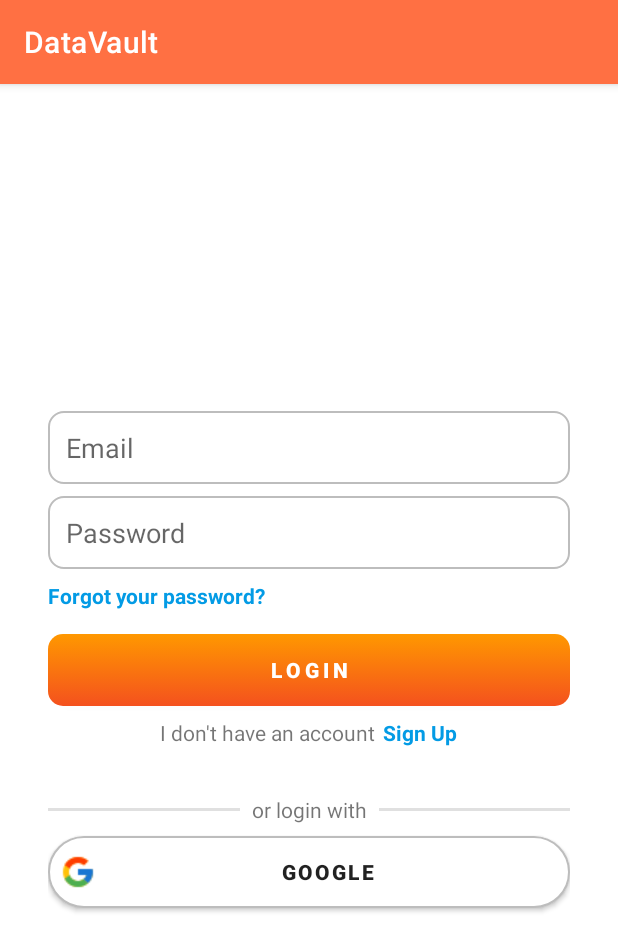
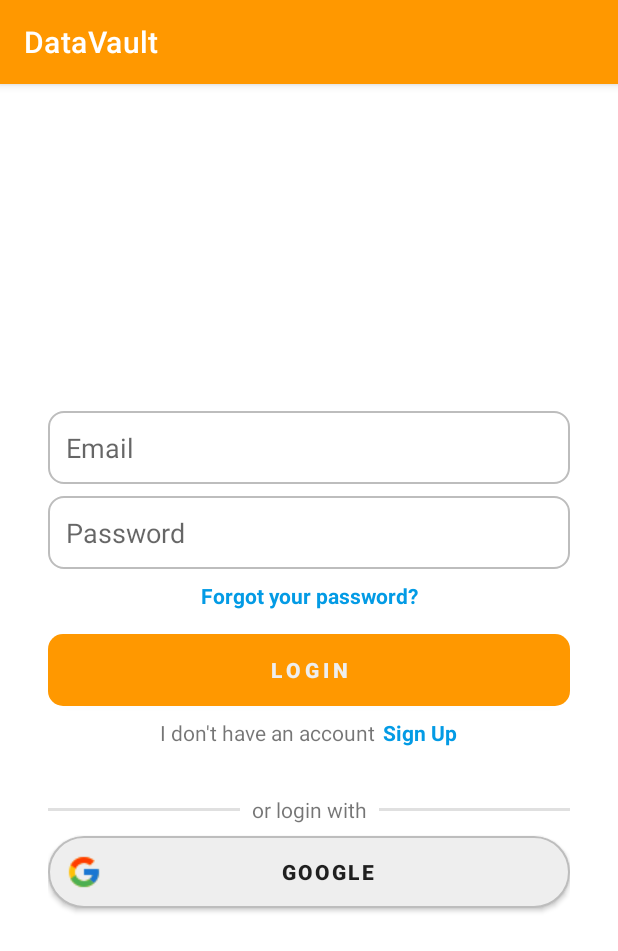
Before and after one commit to johndeweyzxc/DataVault, an Android app: the screen it shows after launch (MainActivity), on a phone screen of 412 x 824 dp. Shown: the top 951 px of the screen. Run offline under Robolectric (Android 15) with nearby library versions, the phone set to English and light mode, and no system bars; our stand-ins replace Firebase (no records; nobody signed in at launch, a user with empty details on screens opened directly).

Commit message:
Configured styles and colors of the app

```diff
--- a/app/build.gradle
+++ b/app/build.gradle
@@ -42,7 +42,7 @@ dependencies {
 
     implementation 'androidx.core:core-ktx:1.9.0'
     implementation 'androidx.appcompat:appcompat:1.5.1'
-    implementation 'com.google.android.material:material:1.7.0'
+    implementation 'com.google.android.material:material:1.8.0-beta01'
     implementation 'androidx.constraintlayout:constraintlayout:2.1.4'
     testImplementation 'junit:junit:4.13.2'
     androidTestImplementation 'androidx.test.ext:junit:1.1.4'
@@ -58,9 +58,6 @@ dependencies {
     implementation 'com.google.android.gms:play-services-auth:20.4.0'
     // Declare the dependency for the Firebase Firestore library
     implementation 'com.google.firebase:firebase-firestore-ktx'
-
-    // Add google material design
-    implementation 'com.google.android.material:material:1.8.0-beta01'
 
     // Add glide dependency for image loading and caching library
     // https://github.com/bumptech/glide
--- a/app/src/main/res/drawable/button_background.xml
+++ b/app/src/main/res/drawable/button_background.xml
@@ -2,11 +2,7 @@
 <selector xmlns:android="http://schemas.android.com/apk/res/android">
     <item>
         <shape android:shape="rectangle">
-            <gradient
-                android:startColor="@color/orange_500"
-                android:endColor="@color/deep_orange_600"
-                android:angle="-135"
-                />
+            <solid android:color="@color/orange_700"  />
             <corners android:radius="10dp" />
         </shape>
     </item>
--- a/app/src/main/res/drawable/login_with_google.xml
+++ b/app/src/main/res/drawable/login_with_google.xml
@@ -2,7 +2,7 @@
 <selector xmlns:android="http://schemas.android.com/apk/res/android">
     <item>
         <shape android:shape="rectangle">
-            <solid android:color="@color/white" />
+            <solid android:color="@color/grey_200" />
             <corners android:radius="55dp" />
             <stroke
                 android:color="@color/grey_400"
--- a/app/src/main/res/layout/activity_content.xml
+++ b/app/src/main/res/layout/activity_content.xml
@@ -17,10 +17,10 @@
             app:layout_constraintBottom_toBottomOf="parent"
             app:layout_constraintEnd_toEndOf="parent"
             app:srcCompat="@drawable/ic_add_icon"
-            app:tint="@color/white"
+            app:tint="@color/grey_200"
             android:layout_marginEnd="25dp"
             android:layout_marginBottom="25dp"
-            android:backgroundTint="@color/deep_orange_600"
+            android:backgroundTint="@color/orange_700"
             android:contentDescription="@string/content_floating_button"
             android:focusable="true" />
 
--- a/app/src/main/res/layout/activity_create_data.xml
+++ b/app/src/main/res/layout/activity_create_data.xml
@@ -68,7 +68,7 @@
         android:layout_height="wrap_content"
         android:layout_marginTop="10dp"
         android:text="@string/create_data_button_text_save_data"
-        android:textColor="@color/white"
+        android:textColor="@color/grey_900"
         android:letterSpacing="0.1"
         android:background="@drawable/button_background"/>
 
--- a/app/src/main/res/layout/activity_main.xml
+++ b/app/src/main/res/layout/activity_main.xml
@@ -58,17 +58,19 @@
                 android:text="@string/login_text_view_forgot_password"
                 android:textColor="@color/light_blue_600"
                 android:textStyle="bold"
+                android:gravity="center"
                 android:layout_marginBottom="16dp"/>
 
-            <androidx.appcompat.widget.AppCompatButton
+            <Button
                 android:id="@+id/btnLogin"
                 android:layout_width="match_parent"
                 android:layout_height="wrap_content"
                 android:background="@drawable/button_background"
+                android:elevation="2dp"
                 android:letterSpacing="0.2"
                 android:text="@string/login_button_text"
                 android:textStyle="bold"
-                android:textColor="@color/white"
+                android:textColor="@color/grey_200"
                 app:layout_constraintEnd_toEndOf="parent"
                 app:layout_constraintStart_toStartOf="parent"
                 app:layout_constraintTop_toBottomOf="@+id/passwordInput" />
@@ -119,7 +121,6 @@
                     android:layout_gravity="center"
                     android:background="?android:attr/listDivider" />
             </androidx.appcompat.widget.LinearLayoutCompat>
-
             <androidx.appcompat.widget.AppCompatButton
                 android:id="@+id/btnLoginWithGoogle"
                 android:layout_width="match_parent"
@@ -129,10 +130,9 @@
                 android:textAllCaps="false"
                 android:textStyle="bold"
                 android:letterSpacing="0.1"
-                android:padding="8dp"
+                android:padding="12dp"
                 android:layout_marginTop="8dp"
-                android:background="@drawable/login_with_google"
-                />
+                android:background="@drawable/login_with_google"/>
         </androidx.appcompat.widget.LinearLayoutCompat>
     </ScrollView>
 
--- a/app/src/main/res/layout/activity_register.xml
+++ b/app/src/main/res/layout/activity_register.xml
@@ -71,7 +71,7 @@
                 android:background="@drawable/button_background"
                 android:letterSpacing="0.2"
                 android:text="@string/register_button"
-                android:textColor="@color/white"
+                android:textColor="@color/grey_200"
                 app:layout_constraintEnd_toEndOf="parent"
                 app:layout_constraintStart_toStartOf="parent"
                 app:layout_constraintTop_toBottomOf="@+id/passwordInput" />
--- a/app/src/main/res/layout/nav_header.xml
+++ b/app/src/main/res/layout/nav_header.xml
@@ -10,7 +10,7 @@
         android:id="@+id/linearLayout"
         android:layout_width="match_parent"
         android:layout_height="wrap_content"
-        android:background="@color/white"
+        android:background="@color/grey_200"
         android:gravity="start"
         android:orientation="vertical"
         android:padding="22dp"
@@ -31,7 +31,7 @@
             android:layout_height="wrap_content"
             android:layout_marginTop="10dp"
             android:text="@string/nav_header_text_view_name"
-            android:textColor="@color/black"
+            android:textColor="@color/grey_900"
             android:textSize="22sp" />
 
         <TextView
--- a/app/src/main/res/values-night/themes.xml
+++ b/app/src/main/res/values-night/themes.xml
@@ -1,14 +1,14 @@
-<resources xmlns:tools="http://schemas.android.com/tools">
+<resources>
     <!-- Base application theme. -->
     <style name="Theme.DataVault" parent="Theme.MaterialComponents.DayNight.DarkActionBar">
         <!-- Primary brand color. -->
-        <item name="colorPrimary">@color/purple_200</item>
-        <item name="colorPrimaryVariant">@color/purple_700</item>
-        <item name="colorOnPrimary">@color/black</item>
+        <item name="colorPrimary">@color/orange_200</item>
+        <item name="colorPrimaryVariant">@color/orange_700</item>
+        <item name="colorOnPrimary">@color/grey_900</item>
         <!-- Secondary brand color. -->
-        <item name="colorSecondary">@color/teal_200</item>
-        <item name="colorSecondaryVariant">@color/teal_200</item>
-        <item name="colorOnSecondary">@color/black</item>
+        <item name="colorSecondary">@color/yellow_200</item>
+        <item name="colorSecondaryVariant">@color/yellow_200</item>
+        <item name="colorOnSecondary">@color/grey_900</item>
         <!-- Status bar color. -->
         <item name="android:statusBarColor">?attr/colorPrimaryVariant</item>
         <!-- Customize your theme here. -->
--- a/app/src/main/res/values/colors.xml
+++ b/app/src/main/res/values/colors.xml
@@ -5,12 +5,16 @@
     <color name="purple_700">#FF3700B3</color>
     <color name="teal_200">#FF03DAC5</color>
     <color name="teal_700">#FF018786</color>
-    <color name="black">#FF000000</color>
+<!--    <color name="black">#FF000000</color>-->
+
+    <color name="orange_200">#ffcc80</color>
+    <color name="orange_500">#ff9800</color>
+    <color name="orange_700">#f57c00</color>
+    <color name="yellow_200">#fff59d</color>
+    <color name="yellow_700">#fbc02d</color>
+    <color name="grey_900">#212121</color>
 
     <color name="light_blue_600">#039be5</color>
-    <color name="deep_orange_600">#f4511e</color>
-    <color name="deep_orange_400">#ff7043</color>
-    <color name="orange_500">#ff9800</color>
-    <color name="white">#ffff</color>
+    <color name="grey_200">#eeeeee</color>
     <color name="grey_400">#bdbdbd</color>
 </resources>
--- a/app/src/main/res/values/themes.xml
+++ b/app/src/main/res/values/themes.xml
@@ -1,14 +1,14 @@
-<resources xmlns:tools="http://schemas.android.com/tools">
+<resources>
     <!-- Base application theme. -->
     <style name="Theme.DataVault" parent="Theme.MaterialComponents.DayNight.DarkActionBar">
         <!-- Primary brand color. -->
-        <item name="colorPrimary">@color/deep_orange_400</item>
-        <item name="colorPrimaryVariant">@color/deep_orange_600</item>
-        <item name="colorOnPrimary">@color/white</item>
+        <item name="colorPrimary">@color/orange_500</item>
+        <item name="colorPrimaryVariant">@color/orange_700</item>
+        <item name="colorOnPrimary">@color/grey_200</item>
         <!-- Secondary brand color. -->
-        <item name="colorSecondary">@color/teal_200</item>
-        <item name="colorSecondaryVariant">@color/teal_700</item>
-        <item name="colorOnSecondary">@color/black</item>
+        <item name="colorSecondary">@color/yellow_200</item>
+        <item name="colorSecondaryVariant">@color/yellow_700</item>
+        <item name="colorOnSecondary">@color/grey_900</item>
         <!-- Status bar color. -->
         <item name="android:statusBarColor">?attr/colorPrimaryVariant</item>
         <!-- Customize your theme here. -->
```
